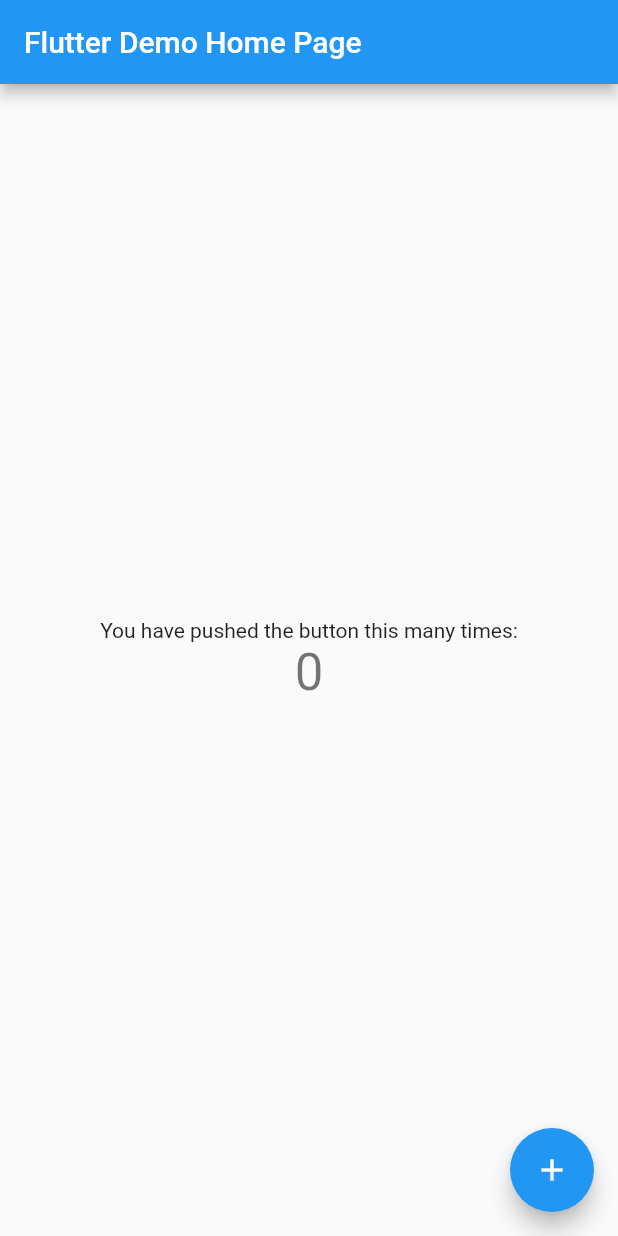
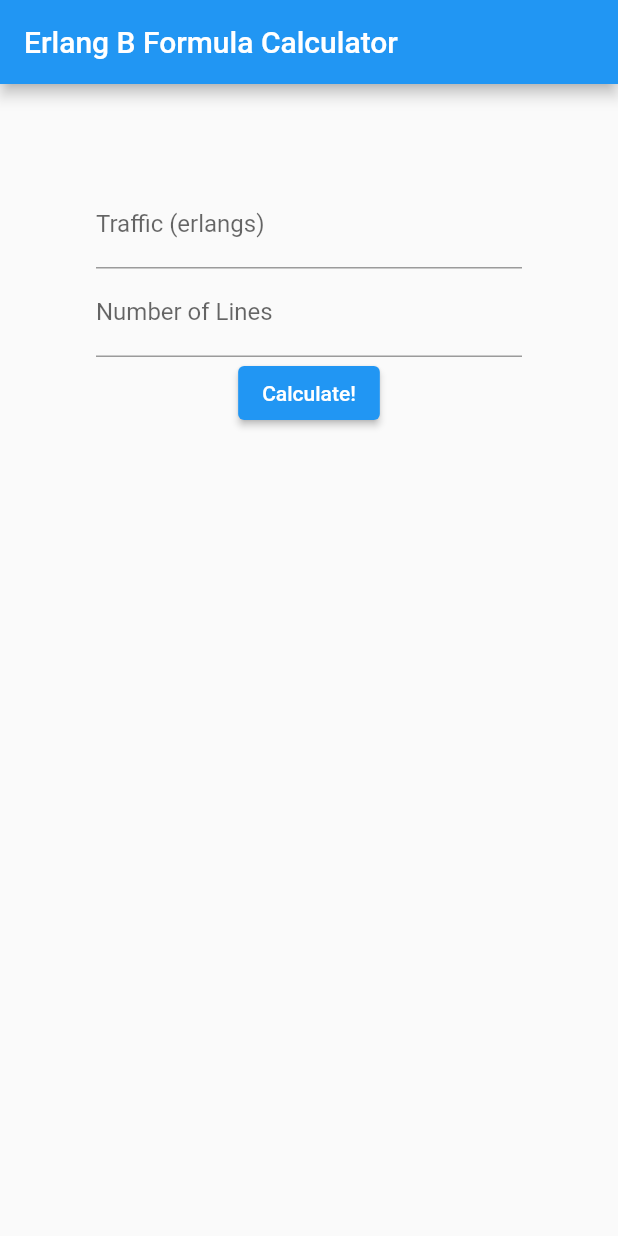
Before and after one commit to Yuki-KG/erlangBApp, a Flutter app: the screen it shows after launch, on a phone screen of 412 x 824 dp. Run offline on Flutter 3.47's test engine with Material 2 defaults, Android fonts, the phone set to English and light mode, and no system bars.

Commit message:
Modified main.dart

```diff
--- a/lib/main.dart
+++ b/lib/main.dart
@@ -1,30 +1,20 @@
 import 'package:flutter/material.dart';
 
 void main() {
-  runApp(const MyApp());
+  runApp(ErlangBApp());
 }
 
-class MyApp extends StatelessWidget {
-  const MyApp({Key? key}) : super(key: key);
+class ErlangBApp extends StatelessWidget {
 
   // This widget is the root of your application.
   @override
   Widget build(BuildContext context) {
     return MaterialApp(
-      title: 'Flutter Demo',
+      title: 'Erlang B Formula',
       theme: ThemeData(
-        // This is the theme of your application.
-        //
-        // Try running your application with "flutter run". You'll see the
-        // application has a blue toolbar. Then, without quitting the app, try
-        // changing the primarySwatch below to Colors.green and then invoke
-        // "hot reload" (press "r" in the console where you ran "flutter run",
-        // or simply save your changes to "hot reload" in a Flutter IDE).
-        // Notice that the counter didn't reset back to zero; the application
-        // is not restarted.
         primarySwatch: Colors.blue,
       ),
-      home: const MyHomePage(title: 'Flutter Demo Home Page'),
+      home: const MyHomePage(title: 'Erlang B Formula Calculator'),
     );
   }
 }
@@ -48,18 +38,13 @@ class MyHomePage extends StatefulWidget {
 }
 
 class _MyHomePageState extends State<MyHomePage> {
-  int _counter = 0;
+  double _traffic = 0.0;
+  int _lines = 0;
+  double _blocking = 0.0;
+  String _textA = '';
+  String _textL = '';
+  String _esText = '';
 
-  void _incrementCounter() {
-    setState(() {
-      // This call to setState tells the Flutter framework that something has
-      // changed in this State, which causes it to rerun the build method below
-      // so that the display can reflect the updated values. If we changed
-      // _counter without calling setState(), then the build method would not be
-      // called again, and so nothing would appear to happen.
-      _counter++;
-    });
-  }
 
   @override
   Widget build(BuildContext context) {
@@ -71,45 +56,61 @@ class _MyHomePageState extends State<MyHomePage> {
     // than having to individually change instances of widgets.
     return Scaffold(
       appBar: AppBar(
-        // Here we take the value from the MyHomePage object that was created by
-        // the App.build method, and use it to set our appbar title.
         title: Text(widget.title),
       ),
-      body: Center(
-        // Center is a layout widget. It takes a single child and positions it
-        // in the middle of the parent.
+      body: Container(
+        padding: EdgeInsets.all(64),
         child: Column(
-          // Column is also a layout widget. It takes a list of children and
-          // arranges them vertically. By default, it sizes itself to fit its
-          // children horizontally, and tries to be as tall as its parent.
-          //
-          // Invoke "debug painting" (press "p" in the console, choose the
-          // "Toggle Debug Paint" action from the Flutter Inspector in Android
-          // Studio, or the "Toggle Debug Paint" command in Visual Studio Code)
-          // to see the wireframe for each widget.
-          //
-          // Column has various properties to control how it sizes itself and
-          // how it positions its children. Here we use mainAxisAlignment to
-          // center the children vertically; the main axis here is the vertical
-          // axis because Columns are vertical (the cross axis would be
-          // horizontal).
-          mainAxisAlignment: MainAxisAlignment.center,
+          mainAxisAlignment: MainAxisAlignment.start,
           children: <Widget>[
-            const Text(
-              'You have pushed the button this many times:',
+            TextField(
+              decoration: new InputDecoration(labelText: "Traffic (erlangs)"),
+              keyboardType: TextInputType.numberWithOptions(signed: false, decimal: true),
+              onChanged: (String value) {
+                setState(() {
+                  _textA = value;
+                  _traffic = double.parse(_textA);
+                });
+              }
             ),
-            Text(
-              '$_counter',
-              style: Theme.of(context).textTheme.headline4,
+            TextField(
+              decoration: new InputDecoration(labelText: "Number of Lines"),
+              keyboardType: TextInputType.number,
+              onChanged: (String value) {
+                setState(() {
+                  _textL = value;
+                  _lines = int.parse(_textL);
+                });
+              }
+            ),
+            ElevatedButton(
+                onPressed: () {
+                  setState(() {
+                    _blocking = ES(_traffic, _lines);
+                    _esText = (_blocking == 0.0) ? '' : 'Blocking Rate = $_blocking %';
+                  });
+                },
+                child: Text('Calculate!'),
+            ),
+
+            /*Text('$_servers servers',
+              style: TextStyle(fontSize: 24),
+            ),*/
+            Text('$_esText',
+              style: TextStyle(fontSize: 24),
             ),
           ],
         ),
       ),
-      floatingActionButton: FloatingActionButton(
-        onPressed: _incrementCounter,
-        tooltip: 'Increment',
-        child: const Icon(Icons.add),
-      ), // This trailing comma makes auto-formatting nicer for build methods.
     );
   }
 }
+
+double ES(double a, int s) {
+  int i;
+  double es = 1.0;
+  for(i = 1; i <= s; i++) {
+    es = a * es / (i + a*es);
+  }
+  return(100.0 * es);
+}
```
